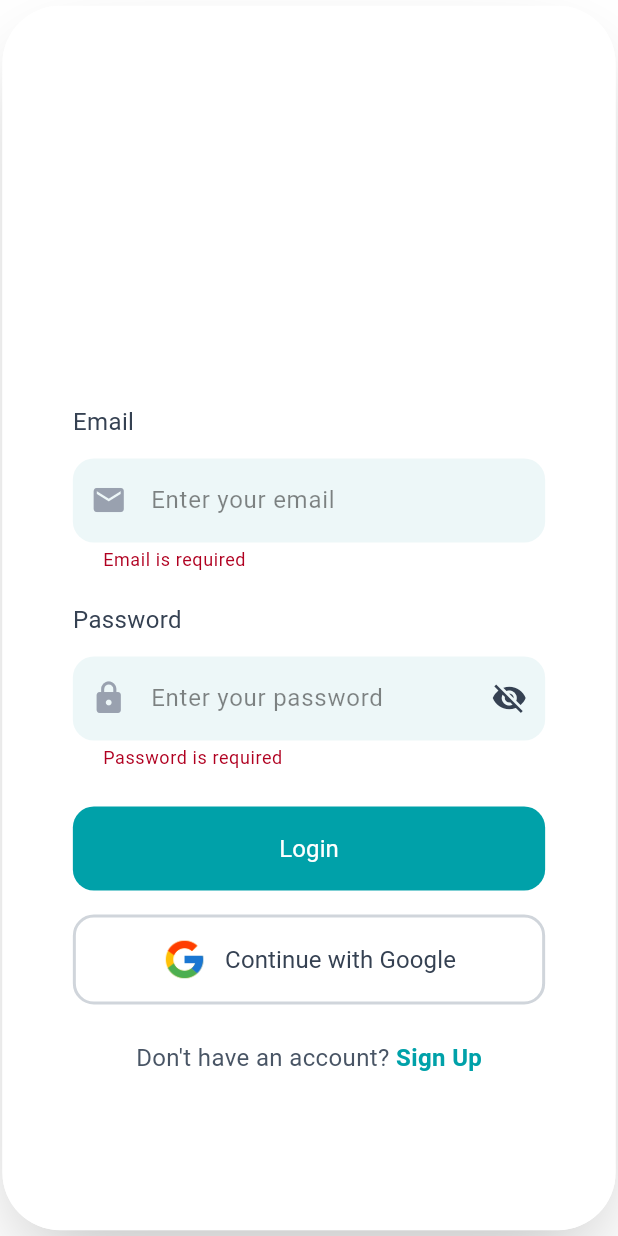
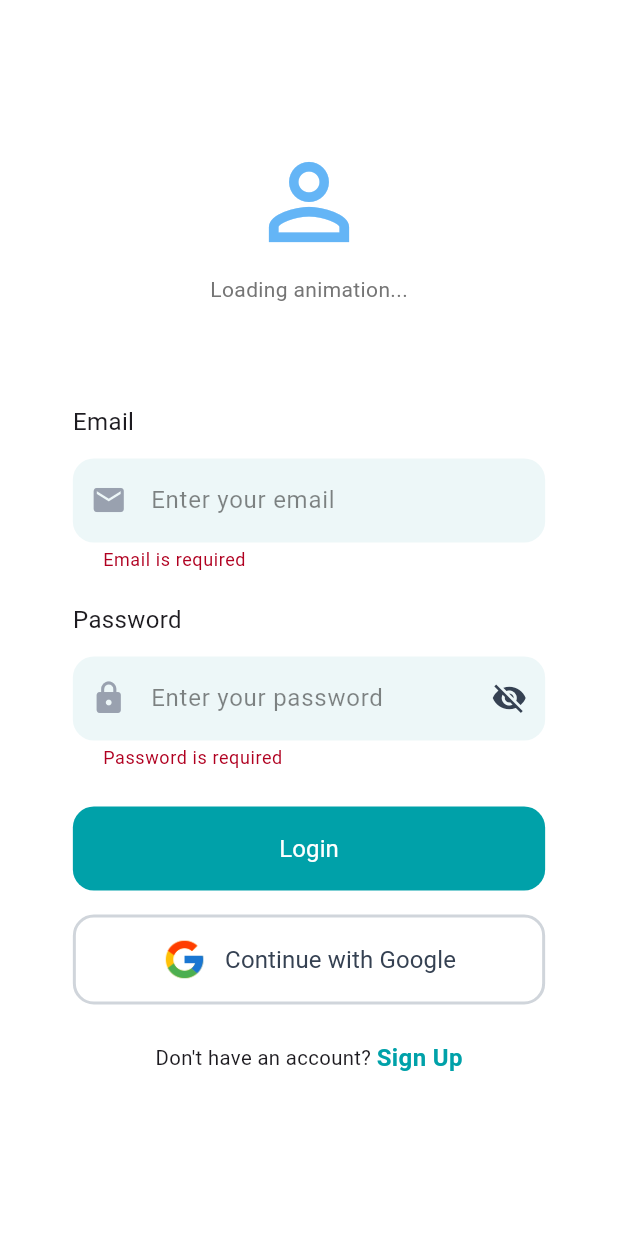
Before and after one commit to Cureta-GP/Cureta-Frontend, a Flutter app: the LoginView screen opened by its route, after a tap on "Login", on a phone screen of 412 x 824 dp. Run offline on Flutter 3.47's test engine with Material 3 defaults, Android fonts, the phone set to English and light mode, and no system bars; our stand-ins replace flutter_screenutil, go_router, rive; Roboto replaces fonts that are missing (Arimo).

Commit message:
update animation(make it realtime)and fix theme

```diff
--- a/lib/features/authentcation/veiw/login_view.dart
+++ b/lib/features/authentcation/veiw/login_view.dart
@@ -9,12 +9,11 @@ class LoginView extends StatelessWidget {
   @override
   Widget build(BuildContext context) {
     return Scaffold(
-      backgroundColor: AppColors.background,
       body: Container(
         width: double.infinity,
         height: double.infinity,
         decoration: const BoxDecoration(
-          color: AppColors.background,
+          //color: AppColors.background,
         ),
         child: Center(
           child: LoginContainer(
--- a/lib/features/authentcation/veiw/signup_view.dart
+++ b/lib/features/authentcation/veiw/signup_view.dart
@@ -10,12 +10,10 @@ class SignupView extends StatelessWidget {
   @override
   Widget build(BuildContext context) {
     return Scaffold(
-      backgroundColor: AppColors.background,
       body: Container(
         width: double.infinity,
         height: double.infinity,
         decoration: const BoxDecoration(
-          color: AppColors.background,
         ),
         child: Center(
           child: Container(
@@ -23,28 +21,27 @@ class SignupView extends StatelessWidget {
             height: 844.h,
             clipBehavior: Clip.antiAlias,
             decoration: ShapeDecoration(
-              color: Colors.white,
               shape: RoundedRectangleBorder(
                 borderRadius: BorderRadius.circular(40.r),
               ),
               shadows:  [
-                BoxShadow(
-                  color: Color(0x3F000000),
+                /*BoxShadow(
+                  //color: Color(0x3F000000),
                   blurRadius: 50.r,
                   offset: Offset(0, 25),
                   spreadRadius: -12,
-                ),
+                ),*/
               ],
             ),
             child: SingleChildScrollView(
               child: Container(
                 constraints: BoxConstraints(minHeight: 844.h),
                 decoration: const BoxDecoration(
-                  gradient: LinearGradient(
+                  /*gradient: LinearGradient(
                     begin: Alignment(0.50, 0.00),
                     end: Alignment(0.50, 1.00),
                     colors: [Colors.white, Colors.white],
-                  ),
+                  ),*/
                 ),
                 child: Column(
                   children: [
--- a/lib/features/authentcation/veiw_model/rive_animation_manager.dart
+++ b/lib/features/authentcation/veiw_model/rive_animation_manager.dart
@@ -3,7 +3,7 @@ import 'package:flutter/material.dart';
 import 'package:flutter/services.dart';
 import 'package:rive/rive.dart';
 
-class RiveAnimationManager {
+class RiveAnimationManager extends ChangeNotifier {
   Artboard? _artboard;
   late RiveAnimationController _controllerIdle;
   late RiveAnimationController _controllerHandsUp;
@@ -39,8 +39,12 @@ class RiveAnimationManager {
       final artboard = file.mainArtboard;
       artboard.addController(_controllerIdle);
       _artboard = artboard;
+
+      notifyListeners(); // Only notify listeners when artboard loads
+
+      debugPrint("✅ Rive artboard loaded successfully");
     } catch (e) {
-      debugPrint("Rive file load error: $e");
+      debugPrint("❌ Rive file load error: $e");
     }
   }
 
@@ -78,7 +82,9 @@ class RiveAnimationManager {
   void playSuccess() => _playAnimation(_controllerSuccess);
   void playFail() => _playAnimation(_controllerFail);
 
+  @override
   void dispose() {
     _removeAllControllers();
+    super.dispose();
   }
 }
--- /dev/null
+++ b/lib/features/authentcation/widgets/animated_login_header.dart
@@ -0,0 +1,40 @@
+import 'package:cureta/features/authentcation/veiw_model/rive_animation_manager.dart';
+import 'package:cureta/features/authentcation/widgets/login_header.dart';
+import 'package:flutter/material.dart';
+
+class AnimatedLoginHeader extends StatefulWidget {
+  final RiveAnimationManager animationManager;
+
+  const AnimatedLoginHeader({
+    super.key,
+    required this.animationManager,
+  });
+
+  @override
+  State<AnimatedLoginHeader> createState() => _AnimatedLoginHeaderState();
+}
+
+class _AnimatedLoginHeaderState extends State<AnimatedLoginHeader> {
+  @override
+  void initState() {
+    super.initState();
+    widget.animationManager.addListener(_onArtboardChanged);
+  }
+
+  void _onArtboardChanged() {
+    if (mounted) {
+      setState(() {});
+    }
+  }
+
+  @override
+  void dispose() {
+    widget.animationManager.removeListener(_onArtboardChanged);
+    super.dispose();
+  }
+
+  @override
+  Widget build(BuildContext context) {
+    return LoginHeader(riveArtboard: widget.animationManager.artboard);
+  }
+}
--- a/lib/features/authentcation/widgets/google_button.dart
+++ b/lib/features/authentcation/widgets/google_button.dart
@@ -1,9 +1,8 @@
 // widgets/google_button.dart
+import 'package:cureta/core/constants/app_images.dart';
 import 'package:flutter/material.dart';
-
 class GoogleButton extends StatelessWidget {
   const GoogleButton({super.key});
-
   @override
   Widget build(BuildContext context) {
     return SizedBox(
@@ -27,7 +26,7 @@ class GoogleButton extends StatelessWidget {
           mainAxisAlignment: MainAxisAlignment.center,
           children: [
             Image.asset(
-              'assets/images/google.png',
+              AppImages.google,
               width: 30,
               height: 30,
             ),
--- a/lib/features/authentcation/widgets/link.dart
+++ b/lib/features/authentcation/widgets/link.dart
@@ -20,13 +20,13 @@ class Link extends StatelessWidget {
       children: [
         Text(
           text,
-          style: const TextStyle(
+          /*style: const TextStyle(
             color: Color(0xFF495565),
             fontSize: 16,
             fontFamily: 'Arimo',
             fontWeight: FontWeight.w400,
             height: 1.50,
-          ),
+          ),*/
         ),
         GestureDetector(
           onTap: onTap,
--- a/lib/features/authentcation/widgets/login_container.dart
+++ b/lib/features/authentcation/widgets/login_container.dart
@@ -13,27 +13,27 @@ class LoginContainer extends StatelessWidget {
       height: 844.h,
       clipBehavior: Clip.antiAlias,
       decoration: ShapeDecoration(
-        color: Colors.white,
+        //color: Colors.white,
         shape: RoundedRectangleBorder(
           borderRadius: BorderRadius.circular(40.r),
         ),
         shadows: [
-          BoxShadow(
+          /*BoxShadow(
             color: Color(0x3F000000),
             blurRadius: 50.r,
             offset: Offset(0, 25),
             spreadRadius: -12,
-          ),
+          ),*/
         ],
       ),
       child: Container(
         constraints: BoxConstraints(minHeight: 844.h),
         decoration: const BoxDecoration(
-          gradient: LinearGradient(
+          /*gradient: LinearGradient(
             begin: Alignment(0.50, 0.00),
             end: Alignment(0.50, 1.00),
             colors: [Colors.white, Colors.white],
-          ),
+          ),*/
         ),
         child: child,
       ),
--- a/lib/features/authentcation/widgets/login_form.dart
+++ b/lib/features/authentcation/widgets/login_form.dart
@@ -1,6 +1,6 @@
 import 'package:cureta/features/authentcation/veiw_model/rive_animation_manager.dart';
 import 'package:cureta/features/authentcation/widgets/login_fields.dart';
-import 'package:cureta/features/authentcation/widgets/login_header.dart';
+import 'package:cureta/features/authentcation/widgets/animated_login_header.dart';
 import 'package:flutter/material.dart';
 
 class LoginForm extends StatefulWidget {
@@ -24,7 +24,6 @@ class _LoginFormState extends State<LoginForm> {
     _animationManager.initialize();
     _setupPasswordFocusListener();
   }
-
   void _setupPasswordFocusListener() {
     _passwordFocusNode.addListener(() {
       if (_passwordFocusNode.hasFocus) {
@@ -49,7 +48,6 @@ class _LoginFormState extends State<LoginForm> {
     Future.delayed(const Duration(seconds: 1), () {
       if (_formKey.currentState!.validate()) {
         _animationManager.playSuccess();
-        // TODO: Implement actual login logic
       } else {
         _animationManager.playFail();
       }
@@ -62,7 +60,7 @@ class _LoginFormState extends State<LoginForm> {
       padding: const EdgeInsets.symmetric(horizontal: 47),
       child: Column(
         children: [
-          LoginHeader(riveArtboard: _animationManager.artboard),
+          AnimatedLoginHeader(animationManager: _animationManager),
           Form(
             key: _formKey,
             child: LoginFields(
--- a/lib/features/authentcation/widgets/login_header.dart
+++ b/lib/features/authentcation/widgets/login_header.dart
@@ -13,11 +13,30 @@ class LoginHeader extends StatelessWidget {
       height: 250.h,
       width: double.infinity,
       child: riveArtboard == null
-          ? const SizedBox.shrink()
+          ? Center(
+        child: Column(
+          mainAxisAlignment: MainAxisAlignment.center,
+          children: [
+            Icon(
+              Icons.person_outline,
+              size: 80,
+              color: Colors.blue.shade300,
+            ),
+            const SizedBox(height: 8),
+            Text(
+              'Loading animation...',
+              style: TextStyle(
+                color: Colors.grey.shade600,
+                fontSize: 14,
+              ),
+            ),
+          ],
+        ),
+      )
           : Rive(
-              artboard: riveArtboard!,
-              fit: BoxFit.cover,
-            ),
+        artboard: riveArtboard!,
+        fit: BoxFit.cover,
+      ),
     );
   }
 }
--- a/lib/features/authentcation/widgets/signup_header.dart
+++ b/lib/features/authentcation/widgets/signup_header.dart
@@ -16,7 +16,7 @@ class SignupHeader extends StatelessWidget {
             'Create Account',
             textAlign: TextAlign.center,
             style: TextStyle(
-              color: Color(0xFF133A3E),
+             // color: Color(0xFF133A3E),
               fontSize: 32,
               fontFamily: 'Arimo',
               fontWeight: FontWeight.w400,
@@ -28,7 +28,7 @@ class SignupHeader extends StatelessWidget {
             'Join Cureta today',
             textAlign: TextAlign.center,
             style: TextStyle(
-              color: Color(0xFF495565),
+              //color: Color(0xFF495565),
               fontSize: 16,
               fontFamily: 'Arimo',
               fontWeight: FontWeight.w400,
--- a/lib/shared/widgets/custom_button.dart
+++ b/lib/shared/widgets/custom_button.dart
@@ -19,17 +19,17 @@ class CustomButton extends StatelessWidget {
       child: ElevatedButton(
         onPressed: onPressed,
         style: ElevatedButton.styleFrom(
-          backgroundColor: AppColors.primary,
+          //backgroundColor: AppColors.primary,
           shape: RoundedRectangleBorder(
             borderRadius: BorderRadius.circular(14),
           ),
           elevation: 0,
-          shadowColor: AppColors.primaryDark,
+          //shadowColor: AppColors.primaryDark,
         ),
         child: Text(
           text,
           style: const TextStyle(
-            color: Colors.white,
+            //color: Colors.white,
             fontSize: 16,
             fontFamily: 'Arimo',
             fontWeight: FontWeight.w400,
--- a/lib/shared/widgets/custom_text_field.dart
+++ b/lib/shared/widgets/custom_text_field.dart
@@ -41,7 +41,7 @@ class _CustomTextFieldState extends State<CustomTextField> {
         Text(
           widget.label,
           style: const TextStyle(
-            color: Color(0xFF354152),
+            //color: Color(0xFF354152),
             fontSize: 16,
             fontFamily: 'Arimo',
             fontWeight: FontWeight.w400,
@@ -52,7 +52,9 @@ class _CustomTextFieldState extends State<CustomTextField> {
         TextFormField(
           controller: widget.controller,
           obscureText: widget.isPassword && _obscureText,
-          style: const TextStyle(color: Colors.black, fontFamily: 'Arimo'),
+          style: const TextStyle(
+              color: Colors.black,
+           fontFamily: 'Arimo'),
           cursorColor: Colors.black,
           keyboardType: widget.keyboardType,
           validator: widget.validator,
```
